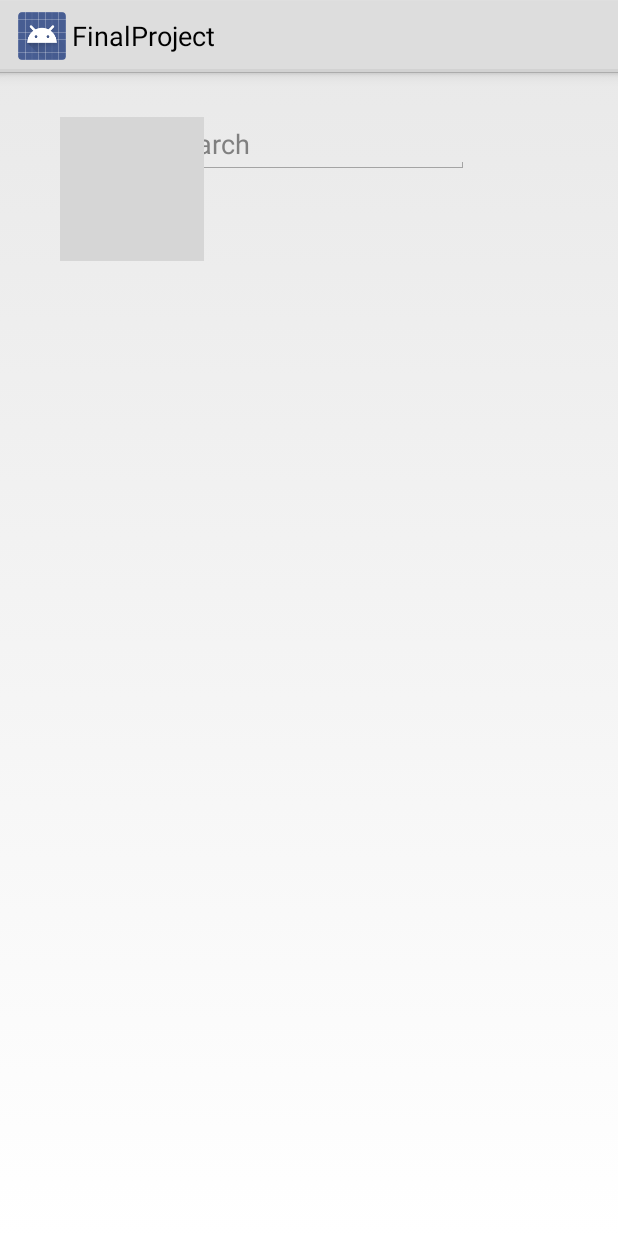
After one commit to Gorman98/Five-Stars, an Android app: the fragment SearchFragment shown on its own in the app's theme, on a phone screen of 412 x 824 dp. The commit adds this screen. Run offline under Robolectric (Android 15) with nearby library versions, the phone set to English and light mode, and no system bars; grey boxes are pictures that could not be loaded.

Commit message:
adding search activity

```diff
--- /dev/null
+++ b/app/src/main/java/ser210/quinnipiac/edu/finalproject/SearchFragment.java
@@ -0,0 +1,23 @@
+package ser210.quinnipiac.edu.finalproject;
+
+import android.content.Context;
+import android.content.Intent;
+import android.net.Uri;
+import android.os.Bundle;
+import android.app.Fragment;
+import android.view.LayoutInflater;
+import android.view.View;
+import android.view.ViewGroup;
+import android.widget.Button;
+
+
+
+public class SearchFragment extends Fragment {
+
+    @Override
+    public View onCreateView(LayoutInflater inflater, ViewGroup container,
+                             Bundle savedInstanceState) {
+        // Inflate the layout for this fragment
+        return inflater.inflate(R.layout.fragment_search, container, false);
+    }
+}
--- /dev/null
+++ b/app/src/main/res/layout/fragment_search.xml
@@ -0,0 +1,24 @@
+<RelativeLayout xmlns:android="http://schemas.android.com/apk/res/android"
+    xmlns:tools="http://schemas.android.com/tools"
+    android:layout_width="match_parent"
+    android:layout_height="match_parent"
+    android:id="@+id/searchFragment"
+    tools:context="ser210.quinnipiac.edu.finalproject.SearchFragment">
+
+    <ImageView
+        android:layout_width="wrap_content"
+        android:layout_height="wrap_content"
+        android:background="@drawable/ic_search_black_24dp"
+        android:layout_marginLeft="40dp"
+        android:layout_marginTop="30dp"/>
+
+    <EditText
+        android:layout_width="wrap_content"
+        android:layout_height="wrap_content"
+        android:ems="10"
+        android:layout_centerHorizontal="true"
+        android:layout_marginTop="20dp"
+        android:paddingTop="15dp"
+        android:hint="@string/search" />
+
+</RelativeLayout>
--- a/app/src/main/res/values/strings.xml
+++ b/app/src/main/res/values/strings.xml
@@ -16,4 +16,8 @@
         <item>TV</item>
         <item>Video Games</item>
     </string-array>
+
+    <!-- TODO: Remove or change this placeholder text -->
+    <string name="hello_blank_fragment">Hello blank fragment</string>
+    <string name="search">Search</string>
 </resources>
```
Also changed, not shown: app/src/main/java/ser210/quinnipiac/edu/finalproject/SearchActivity.java (added, +52 -0 lines), app/src/main/res/layout/activity_search.xml (added, +10 -0 lines).
